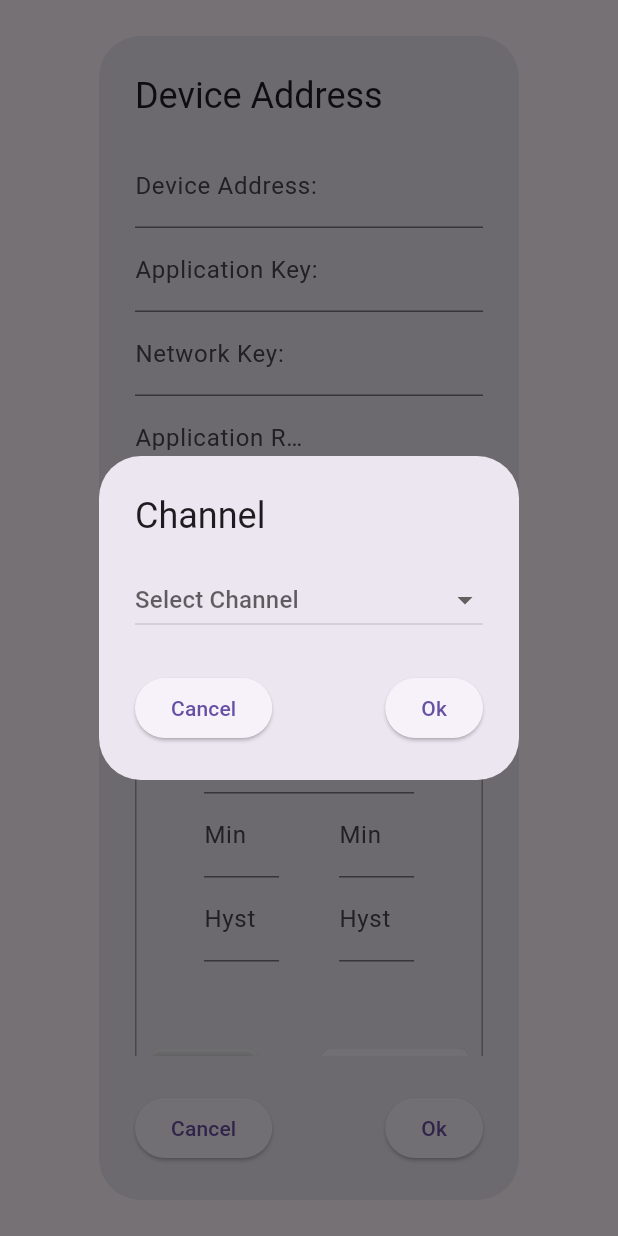
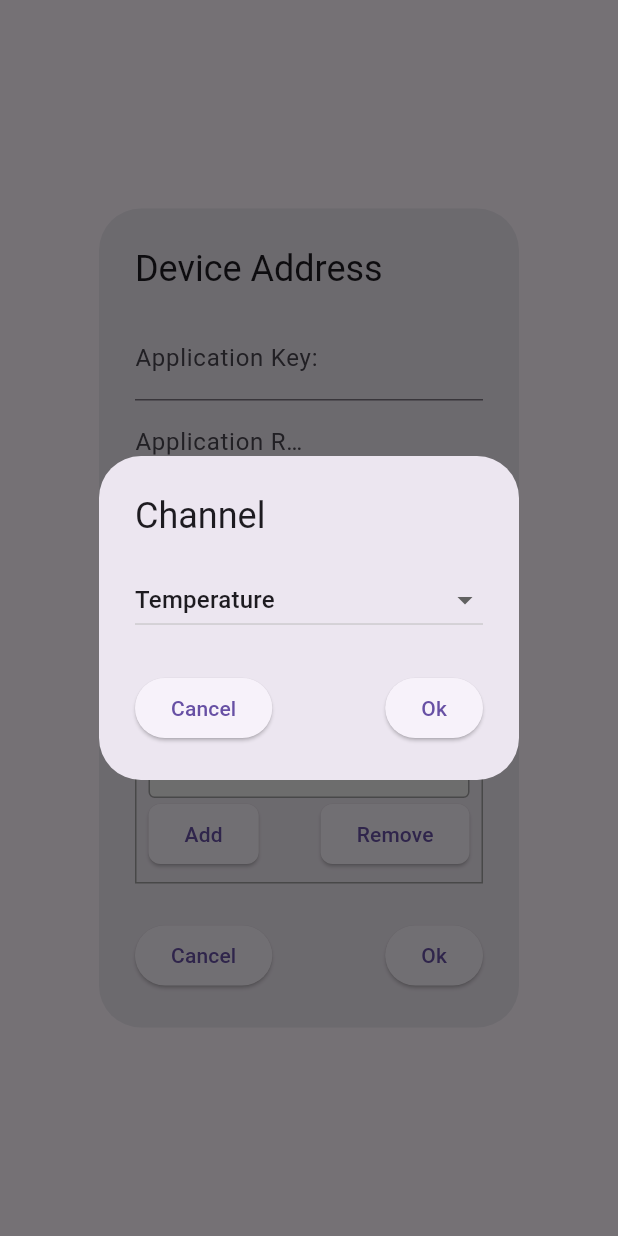
Before and after one commit to tanjuha/flutterLoRaWAN, a Flutter app: the DeviceAddress widget shown alone on an empty page, opened directly, after a tap on "Add", on a phone screen of 412 x 824 dp. Run offline on Flutter 3.47's test engine with Material 3 defaults, Android fonts, the phone set to English and light mode, and no system bars.

Commit message:
create Select Channel Provider

```diff
--- a/assets/data/channel.json
+++ b/assets/data/channel.json
@@ -1,5 +1,5 @@
 [
-  {"id": 0, "name": "Temperature"},
-  {"id": 1, "name": "Humidity"},
-  {"id": 2, "name": "Differential pressure"}
+  {"id": 1, "name": "Temperature", "option": "option_temperature"},
+  {"id": 2, "name": "Humidity", "option": "option_humidity"},
+  {"id": 3, "name": "Differential pressure", "option": "option_differential_pressure"}
 ]
--- a/lib/models/LoRaWANFormModel.dart
+++ b/lib/models/LoRaWANFormModel.dart
@@ -1,7 +1,9 @@
 import 'package:flutter/material.dart';
+import 'package:flutter_lo_ra_wan/pages/channel.dart';
 
 class LoRaWANFormModel extends ChangeNotifier {
 
+  // Range
   String _defaultRange = 'D0 - 14 - 11 - E0 - ';
 
   String get defaultRange => _defaultRange;
@@ -16,4 +18,43 @@
   String get formattedManualRangeValue {
     return manualRangeValue.join(' - ').toUpperCase();
   }
+
+  // Select Channel
+  Item? _selectedItem;
+  bool _isSelectedChannel = false;
+  String _selectedData = '';
+
+  Item? get selectedItem => _selectedItem;
+  bool get isSelectedChannel => _isSelectedChannel;
+  String get selectedData => _selectedData;
+
+  void updateSelectedItem(Item newItem) {
+    _selectedItem = newItem;
+    String option = newItem.option;
+
+    switch (option) {
+      case 'option_temperature':
+        _selectedData = 'option_temperature';
+        _isSelectedChannel = true;
+        break;
+      case 'option_humidity':
+        _selectedData = 'option_humidity';
+        _isSelectedChannel = true;
+        break;
+      case 'option_differential_pressure':
+        _selectedData = 'option_differential_pressure';
+        _isSelectedChannel = true;
+        break;
+      default:
+        _selectedData = '';
+    }
+
+    notifyListeners();
+  }
+
+  void removeSelectedChannel() {
+    _isSelectedChannel = false;
+    notifyListeners();
+  }
+
 }
--- a/lib/pages/channel.dart
+++ b/lib/pages/channel.dart
@@ -1,17 +1,21 @@
 import 'package:flutter/material.dart';
 import 'package:flutter/services.dart';
 import 'dart:convert';
+import 'package:provider/provider.dart';
+import 'package:flutter_lo_ra_wan/models/LoRaWANFormModel.dart';
 
 class Item {
   final int id;
   final String name;
+  final String option;
 
-  Item({required this.id, required this.name});
+  Item({required this.id, required this.name, required this.option});
 
   factory Item.fromJson(Map<String, dynamic> json) {
     return Item(
       id: json['id'],
       name: json['name'],
+      option: json['option'],
     );
   }
 }
@@ -33,7 +37,7 @@
   }
 
   List<Item> items = [];
-  Item? selectedValue;
+  late Item selectedValue = Item(id: 0, name: '', option: '');
 
   @override
   void initState() {
@@ -41,21 +45,29 @@
     loadJsonData().then((loadedItems) {
       setState(() {
         items = loadedItems;
+        selectedValue = items.first;
       });
     });
   }
 
   @override
   Widget build(BuildContext context) {
+    final loRaWANFormModel = Provider.of<LoRaWANFormModel>(context, listen: true);
+
+
     return DropdownButton<Item>(
       value: selectedValue,
       isExpanded: true,
       menuMaxHeight: 120.0,
       hint: const Text('Select Channel'),
-      onChanged: ( newValue) {
-        setState(() {
-          selectedValue = newValue;
-        });
+      onChanged: (newValue) {
+        if (items.contains(newValue)) {
+          loRaWANFormModel.updateSelectedItem(newValue!);
+
+          setState(() {
+            selectedValue = newValue;
+          });
+        }
       },
       items: items.map<DropdownMenuItem<Item>>((item) {
         return DropdownMenuItem(
--- a/lib/pages/deviceAddress.dart
+++ b/lib/pages/deviceAddress.dart
@@ -1,6 +1,8 @@
 import 'package:flutter/material.dart';
 import 'package:flutter_lo_ra_wan/pages/channel.dart';
 import 'package:flutter_lo_ra_wan/pages/channelProperties.dart';
+import 'package:provider/provider.dart';
+import 'package:flutter_lo_ra_wan/models/LoRaWANFormModel.dart';
 
 class DeviceAddress extends StatefulWidget {
   const DeviceAddress({super.key});
@@ -11,10 +13,11 @@
 
 class _DeviceAddressState extends State<DeviceAddress> {
   bool sensorValue2 = false;
-  bool isChannel = false;
 
   @override
   Widget build(BuildContext context) {
+    final loRaWANFormModel = Provider.of<LoRaWANFormModel>(context, listen: true);
+
     return AlertDialog(
         title: const Text('Device Address'),
         content: SingleChildScrollView(
@@ -22,12 +25,12 @@
             mainAxisSize: MainAxisSize.min,
             children: [
               Visibility(
-                visible: isChannel,
+                visible: loRaWANFormModel.isSelectedChannel,
                 child: const TextField( decoration: InputDecoration(label: Text('Device Address:')),),
               ),
               const TextField( decoration: InputDecoration(label: Text('Application Key:')),),
               Visibility(
-                visible: isChannel,
+                visible: loRaWANFormModel.isSelectedChannel,
                 child: const TextField( decoration: InputDecoration(label: Text('Network Key:')),),
               ),
               const Row(
@@ -77,11 +80,11 @@
                 child: Column(
                   children: [
                     Visibility(
-                        visible: isChannel,
+                        visible: loRaWANFormModel.isSelectedChannel,
                         child: ChannelProperties()
                     ),
                     Visibility(
-                      visible: !isChannel,
+                      visible: !loRaWANFormModel.isSelectedChannel,
                       child: TextField(
                         enabled: false,
                         maxLines: 3,
@@ -98,7 +101,7 @@
                       mainAxisAlignment: MainAxisAlignment.spaceBetween,
                       children: [
                         ElevatedButton(
-                            style: !isChannel
+                            style: !loRaWANFormModel.isSelectedChannel
                                 ? ElevatedButton.styleFrom(
                               shape: RoundedRectangleBorder(
                                 borderRadius: BorderRadius.circular(8.0),
@@ -110,13 +113,13 @@
                               ),
                             ),
                             onPressed: () {
-                              isChannel ? null :
+                              loRaWANFormModel.isSelectedChannel ? null :
                               showDialog(
                                   context: context,
                                   builder: (BuildContext context) {
                                     return AlertDialog(
                                       title: const Text('Channel'),
-                                      content: const Channel(),
+                                      content: Channel(),
                                       actions: [
                                         Row(
                                           mainAxisAlignment: MainAxisAlignment.spaceBetween,
@@ -139,10 +142,6 @@
                                     );
                                   }
                               );
-
-                              setState(() {
-                                isChannel = true;
-                              });
                             },
 
                             child: const Text('Add')
@@ -155,9 +154,7 @@
                             ),
 
                             onPressed: () {
-                              setState(() {
-                                isChannel = false;
-                              });
+                              loRaWANFormModel.removeSelectedChannel();
                             },
                             child: const Text('Remove')
                         ),
```
